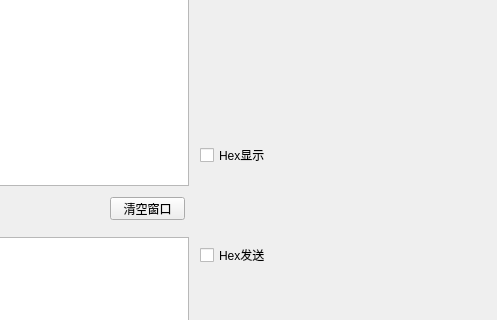
This is ser_prj/untitled.ui in getBossMuchMoney/pyqt_serialTool as Qt 5 draws it before an edit; both pictures show x 640 to 1137 and y 253 to 573 of the 1137 by 710 pixel window. The edited form follows.
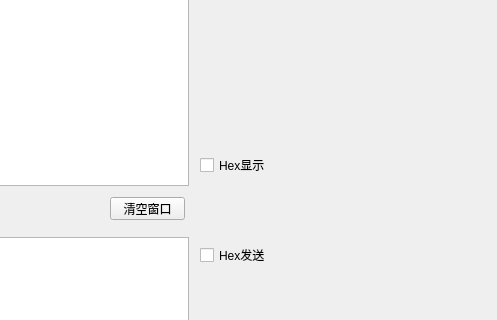
This is the edited form.

The edit to the form file:
```diff
--- a/ser_prj/untitled.ui
+++ b/ser_prj/untitled.ui
@@ -152,7 +152,7 @@
     <property name="geometry">
      <rect>
       <x>840</x>
-      <y>400</y>
+      <y>410</y>
       <width>81</width>
       <height>16</height>
      </rect>
```
